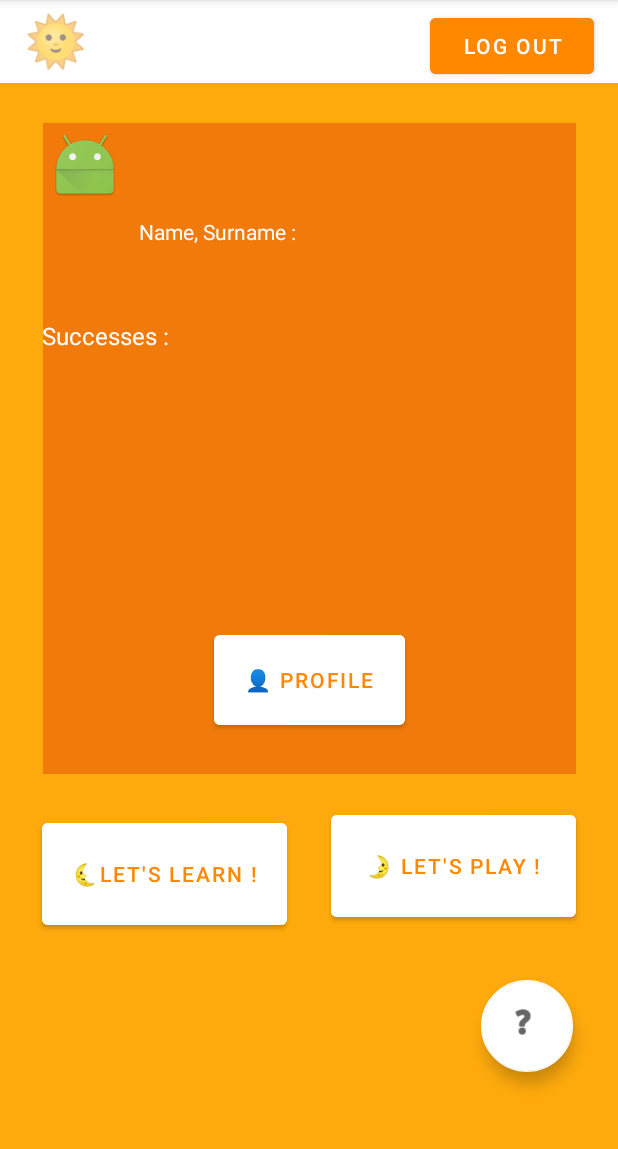
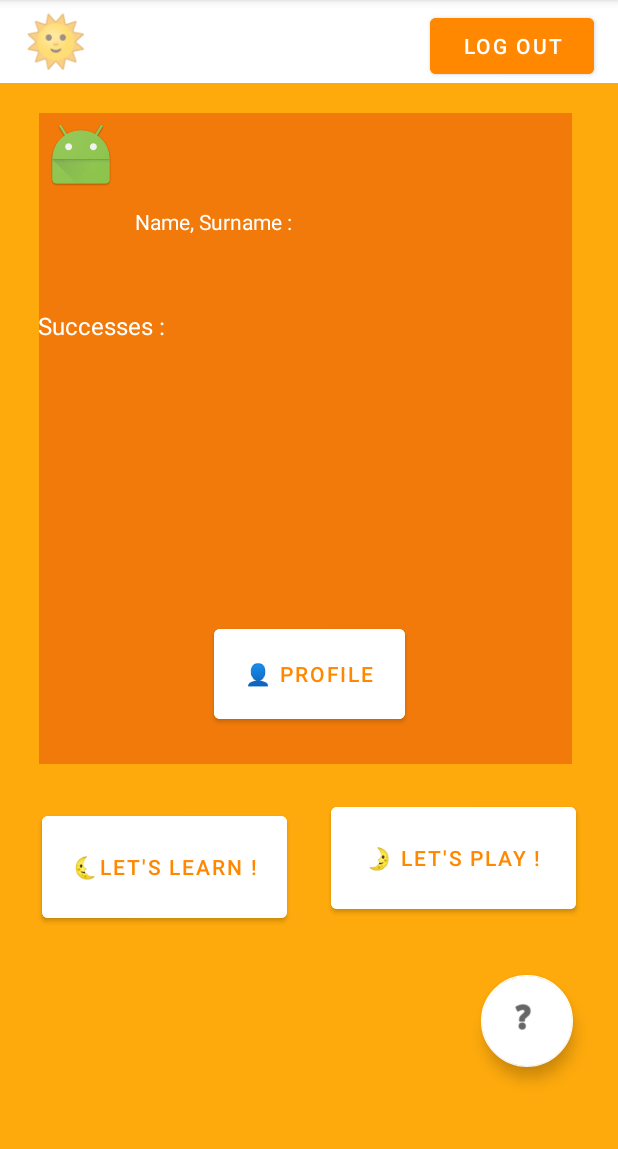
Before and after one commit to senturkkburak/AndroidProject, an Android app: the home screen opened directly, with no data from a screen before it, on a phone screen of 412 x 824 dp, the part 84-1233 px from its top. Run offline under Robolectric (Android 15) with nearby library versions, the light colour scheme and no system bars.

Commit message:
home update

```diff
--- a/app/src/main/res/layout/activity_home.xml
+++ b/app/src/main/res/layout/activity_home.xml
@@ -85,11 +85,11 @@
         android:backgroundTint="@android:color/white"
         android:text="👤 Profile"
         android:textColor="@android:color/holo_orange_dark"
-        app:layout_constraintBottom_toBottomOf="parent"
+        app:layout_constraintBottom_toBottomOf="@+id/toolbar2"
         app:layout_constraintEnd_toEndOf="parent"
         app:layout_constraintStart_toStartOf="parent"
-        app:layout_constraintTop_toTopOf="parent"
-        app:layout_constraintVertical_bias="0.6" />
+        app:layout_constraintTop_toTopOf="@+id/toolbar2"
+        app:layout_constraintVertical_bias="0.933" />
 
     <androidx.appcompat.widget.Toolbar
         android:id="@+id/toolbar2"
@@ -100,9 +100,10 @@
         android:theme="?attr/actionBarTheme"
         app:layout_constraintBottom_toBottomOf="parent"
         app:layout_constraintEnd_toEndOf="parent"
+        app:layout_constraintHorizontal_bias="0.464"
         app:layout_constraintStart_toStartOf="parent"
         app:layout_constraintTop_toTopOf="parent"
-        app:layout_constraintVertical_bias="0.245"
+        app:layout_constraintVertical_bias="0.225"
         app:navigationIcon="@android:mipmap/sym_def_app_icon"
         app:popupTheme="@style/Base.CardView" />
 
```
